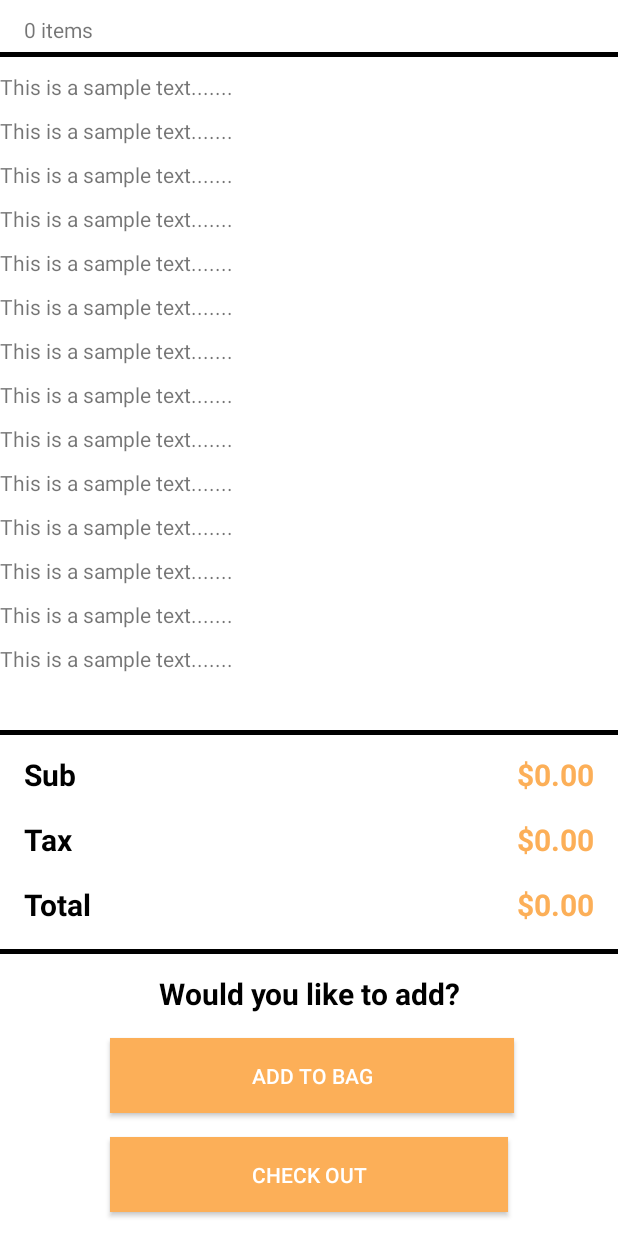
After one commit to mrdemz/FastFoodAndroidV2, an Android app: the layout activity_bagpopup.xml on its own in the app's theme, with its tools: preview values and no code run, on a phone screen of 412 x 824 dp. The commit adds this screen. Run offline under Robolectric (Android 15) with nearby library versions, the light colour scheme and no system bars.

Commit message:
BagActivity updated

```diff
--- a/app/src/main/AndroidManifest.xml
+++ b/app/src/main/AndroidManifest.xml
@@ -9,7 +9,8 @@
         android:roundIcon="@mipmap/ic_launcher_round"
         android:supportsRtl="true"
         android:theme="@style/AppTheme">
-        <activity android:name=".BagActivity"></activity>
+        <activity android:name=".BagPopUp" android:label="Your Bag" android:theme = "@style/AppTheme.bagPop"></activity>
+        <activity android:name=".BagActivity" />
         <activity android:name=".AboutActivity" />
         <activity android:name=".MenuActivity" />
         <activity android:name=".MainActivity">
--- /dev/null
+++ b/app/src/main/java/com/example/myproject/BagPopUp.java
@@ -0,0 +1,36 @@
+package com.example.myproject;
+
+import androidx.appcompat.app.AppCompatActivity;
+
+import android.content.Intent;
+import android.media.Image;
+import android.os.Bundle;
+import android.util.DisplayMetrics;
+import android.view.Gravity;
+import android.view.LayoutInflater;
+import android.view.View;
+import android.view.WindowManager;
+import android.widget.Button;
+import android.widget.ImageView;
+import android.widget.LinearLayout;
+
+public class BagPopUp extends AppCompatActivity {
+
+    @Override
+    protected void onCreate(Bundle savedInstanceState) {
+        super.onCreate(savedInstanceState);
+        setContentView(R.layout.activity_bagpopup);
+        DisplayMetrics dm = new DisplayMetrics();
+        getWindowManager().getDefaultDisplay().getMetrics(dm);
+        int width = dm.widthPixels;
+        int height = dm.heightPixels;
+
+        getWindow().setLayout((int)(width*.7),(int)(height*.7));
+        WindowManager.LayoutParams params = getWindow().getAttributes();
+        params.gravity = Gravity.CENTER;
+        params.x = 0;
+        params.y=-20;
+
+        getWindow().setAttributes(params);
+    }
+}
--- a/app/src/main/java/com/example/myproject/MenuActivity.java
+++ b/app/src/main/java/com/example/myproject/MenuActivity.java
@@ -1,17 +1,24 @@
 package com.example.myproject;
 
+import androidx.appcompat.app.AlertDialog;
 import androidx.appcompat.app.AppCompatActivity;
 
 import android.content.Intent;
 import android.media.Image;
 import android.os.Bundle;
+import android.view.Gravity;
 import android.view.LayoutInflater;
 import android.view.View;
 import android.widget.Button;
 import android.widget.ImageView;
 import android.widget.LinearLayout;
+import android.widget.PopupWindow;
+import android.widget.TextView;
 
 public class MenuActivity extends AppCompatActivity {
+    View[] view = new View[5];
+
+
 
     @Override
     protected void onCreate(Bundle savedInstanceState) {
@@ -22,16 +29,54 @@ public class MenuActivity extends AppCompatActivity {
         initAboutButton();
         initBagButton();
 
-        LinearLayout contents = findViewById(R.id.contents);
+
+
+
+
+
+        final LinearLayout contents = findViewById(R.id.contents);
         LayoutInflater inflater = LayoutInflater.from(this);
 
-        for (int i = 0;  i < 5; i++){
-            View view = inflater.inflate(R.layout.menu_image, contents, false);
-            ImageView imageView = view.findViewById(R.id.picture);
+        for (int i = 0; i < 5; i++) {
+            view[i] = inflater.inflate(R.layout.menu_image, contents, false);
+
+            ImageView imageView = view[i].findViewById(R.id.picture);
             imageView.setImageResource(R.drawable.ic_launcher_background);
-           contents.addView(view);
+            contents.addView(view[i]);
 
         }
+
+
+
+
+
+
+
+
+
+
+
+
+
+
+
+        for (int i = 0; i < view.length; i++) {
+            view[i].setOnClickListener(new View.OnClickListener() {
+                @Override
+                public void onClick(View v) {
+                    Intent intent = new Intent(MenuActivity.this, BagPopUp.class);
+
+
+                    startActivity(intent);
+
+                }
+            });
+
+        }
+
+
+
+
 
     }
 
@@ -122,4 +167,6 @@ public class MenuActivity extends AppCompatActivity {
         });
 
     }
+
+
 }
--- a/app/src/main/res/layout/activity_bag.xml
+++ b/app/src/main/res/layout/activity_bag.xml
@@ -17,7 +17,7 @@
         <ScrollView
             android:layout_width="match_parent"
             android:layout_height="0dp"
-            app:layout_constraintBottom_toTopOf="@+id/constraintLayout3"
+            app:layout_constraintBottom_toTopOf="@+id/amountConstraint"
             app:layout_constraintEnd_toEndOf="parent"
             app:layout_constraintStart_toStartOf="parent"
             app:layout_constraintTop_toBottomOf="@+id/constraintLayout2">
@@ -256,7 +256,7 @@
 
 
         <androidx.constraintlayout.widget.ConstraintLayout
-            android:id="@+id/constraintLayout3"
+            android:id="@+id/amountConstraint"
             android:layout_width="0dp"
             android:layout_height="wrap_content"
             android:background="#fff"
--- /dev/null
+++ b/app/src/main/res/layout/activity_bagpopup.xml
@@ -0,0 +1,311 @@
+<?xml version="1.0" encoding="utf-8"?>
+<androidx.constraintlayout.widget.ConstraintLayout  xmlns:android="http://schemas.android.com/apk/res/android"
+    xmlns:app="http://schemas.android.com/apk/res-auto"
+    xmlns:tools="http://schemas.android.com/tools"
+    android:layout_width="match_parent"
+    android:layout_height="match_parent"
+    android:background="#fff"
+    tools:context=".MainActivity">
+
+    <ScrollView
+        android:layout_width="match_parent"
+        android:layout_height="0dp"
+        app:layout_constraintBottom_toTopOf="@+id/constraintLayout5"
+        app:layout_constraintEnd_toEndOf="parent"
+        app:layout_constraintStart_toStartOf="parent"
+        app:layout_constraintTop_toBottomOf="@+id/constraintLayout3">
+
+        <LinearLayout
+            android:layout_width="match_parent"
+            android:layout_height="wrap_content"
+            android:orientation="vertical" >
+
+            <TextView
+                android:id="@+id/textView49"
+                android:layout_width="match_parent"
+                android:layout_height="wrap_content"
+                android:paddingTop="10dp"
+                android:text="@string/popSampleText" />
+
+            <TextView
+                android:id="@+id/textView50"
+                android:layout_width="match_parent"
+                android:layout_height="wrap_content"
+                android:paddingTop="10dp"
+                android:text="@string/popSampleText" />
+
+            <TextView
+                android:id="@+id/textView51"
+                android:layout_width="match_parent"
+                android:layout_height="wrap_content"
+                android:paddingTop="10dp"
+                android:text="@string/popSampleText" />
+
+            <TextView
+                android:id="@+id/textView52"
+                android:layout_width="match_parent"
+                android:layout_height="wrap_content"
+                android:paddingTop="10dp"
+                android:text="@string/popSampleText" />
+
+            <TextView
+                android:id="@+id/textView53"
+                android:layout_width="match_parent"
+                android:layout_height="wrap_content"
+                android:paddingTop="10dp"
+                android:text="@string/popSampleText" />
+
+            <TextView
+                android:id="@+id/textView54"
+                android:layout_width="match_parent"
+                android:layout_height="wrap_content"
+                android:paddingTop="10dp"
+                android:text="@string/popSampleText" />
+
+            <TextView
+                android:id="@+id/textView55"
+                android:layout_width="match_parent"
+                android:layout_height="wrap_content"
+                android:paddingTop="10dp"
+                android:text="@string/popSampleText" />
+
+            <TextView
+                android:id="@+id/textView56"
+                android:layout_width="match_parent"
+                android:layout_height="wrap_content"
+                android:paddingTop="10dp"
+                android:text="@string/popSampleText" />
+
+            <TextView
+                android:id="@+id/textView57"
+                android:layout_width="match_parent"
+                android:layout_height="wrap_content"
+                android:paddingTop="10dp"
+                android:text="@string/popSampleText" />
+
+            <TextView
+                android:id="@+id/textView58"
+                android:layout_width="match_parent"
+                android:layout_height="wrap_content"
+                android:paddingTop="10dp"
+                android:text="@string/popSampleText" />
+
+            <TextView
+                android:id="@+id/textView59"
+                android:layout_width="match_parent"
+                android:layout_height="wrap_content"
+                android:paddingTop="10dp"
+                android:text="@string/popSampleText" />
+
+            <TextView
+                android:id="@+id/textView60"
+                android:layout_width="match_parent"
+                android:layout_height="wrap_content"
+                android:paddingTop="10dp"
+                android:text="@string/popSampleText" />
+
+            <TextView
+                android:id="@+id/textView61"
+                android:layout_width="match_parent"
+                android:layout_height="wrap_content"
+                android:paddingTop="10dp"
+                android:text="@string/popSampleText" />
+
+            <TextView
+                android:id="@+id/textView62"
+                android:layout_width="match_parent"
+                android:layout_height="wrap_content"
+                android:paddingTop="10dp"
+                android:text="@string/popSampleText" />
+        </LinearLayout>
+    </ScrollView>
+
+    <androidx.constraintlayout.widget.ConstraintLayout
+        android:id="@+id/constraintLayout5"
+        android:layout_width="match_parent"
+        android:layout_height="wrap_content"
+        app:layout_constraintBottom_toTopOf="@+id/constraintLayout4">
+
+        <View
+            android:id="@+id/view4"
+            android:layout_width="wrap_content"
+            android:layout_height="3dp"
+            android:background="#000"
+            app:layout_constraintEnd_toEndOf="parent"
+            app:layout_constraintStart_toStartOf="parent"
+            app:layout_constraintTop_toTopOf="parent" />
+
+        <TextView
+            android:id="@+id/textView43"
+            android:layout_width="wrap_content"
+            android:layout_height="wrap_content"
+            android:layout_marginStart="16dp"
+            android:layout_marginLeft="16dp"
+            android:layout_marginTop="16dp"
+            android:layout_marginBottom="16dp"
+            android:text="@string/popSubLabel"
+            android:textColor="#000"
+            android:textSize="20sp"
+            android:textStyle="bold"
+            app:layout_constraintBottom_toTopOf="@+id/textView44"
+            app:layout_constraintStart_toStartOf="parent"
+            app:layout_constraintTop_toTopOf="parent" />
+
+        <TextView
+            android:id="@+id/textView44"
+            android:layout_width="wrap_content"
+            android:layout_height="wrap_content"
+            android:layout_marginStart="16dp"
+            android:layout_marginLeft="16dp"
+            android:layout_marginBottom="16dp"
+            android:text="@string/popTaxLabel"
+            android:textColor="#000"
+            android:textSize="20sp"
+            android:textStyle="bold"
+            app:layout_constraintBottom_toTopOf="@+id/textView45"
+            app:layout_constraintStart_toStartOf="parent" />
+
+        <TextView
+            android:id="@+id/textView45"
+            android:layout_width="wrap_content"
+            android:layout_height="wrap_content"
+            android:layout_marginStart="16dp"
+            android:layout_marginLeft="16dp"
+            android:layout_marginBottom="16dp"
+            android:text="@string/popTotalLabel"
+            android:textColor="#000"
+            android:textSize="20sp"
+            android:textStyle="bold"
+            app:layout_constraintBottom_toBottomOf="parent"
+            app:layout_constraintStart_toStartOf="parent" />
+
+        <TextView
+            android:id="@+id/textView46"
+            android:layout_width="wrap_content"
+            android:layout_height="wrap_content"
+            android:layout_marginEnd="16dp"
+            android:layout_marginRight="16dp"
+            android:text="@string/popSubValue"
+            android:textColor="#FCAF58"
+            android:textSize="20sp"
+            android:textStyle="bold"
+            app:layout_constraintBaseline_toBaselineOf="@id/textView43"
+            app:layout_constraintEnd_toEndOf="parent" />
+
+        <TextView
+            android:id="@+id/textView47"
+            android:layout_width="wrap_content"
+            android:layout_height="wrap_content"
+            android:layout_marginEnd="16dp"
+            android:layout_marginRight="16dp"
+            android:text="@string/popTaxValue"
+            android:textColor="#FCAF58"
+            android:textSize="20sp"
+            android:textStyle="bold"
+            app:layout_constraintBaseline_toBaselineOf="@id/textView44"
+            app:layout_constraintEnd_toEndOf="parent" />
+
+        <TextView
+            android:id="@+id/textView48"
+            android:layout_width="wrap_content"
+            android:layout_height="wrap_content"
+            android:layout_marginEnd="16dp"
+            android:layout_marginRight="16dp"
+            android:text="@string/popTotalValue"
+            android:textColor="#FCAF58"
+            android:textSize="20sp"
+            android:textStyle="bold"
+            app:layout_constraintBaseline_toBaselineOf="@id/textView45"
+            app:layout_constraintEnd_toEndOf="parent" />
+    </androidx.constraintlayout.widget.ConstraintLayout>
+
+    <androidx.constraintlayout.widget.ConstraintLayout
+        android:id="@+id/constraintLayout4"
+        android:layout_width="match_parent"
+        android:layout_height="wrap_content"
+        app:layout_constraintBottom_toBottomOf="parent"
+        app:layout_constraintEnd_toEndOf="parent"
+        app:layout_constraintStart_toStartOf="parent">
+
+        <View
+            android:id="@+id/view3"
+            android:layout_width="wrap_content"
+            android:layout_height="3dp"
+            android:background="#000"
+            app:layout_constraintEnd_toEndOf="parent"
+            app:layout_constraintStart_toStartOf="parent"
+            app:layout_constraintTop_toTopOf="parent" />
+
+        <Button
+            android:id="@+id/button5"
+            android:layout_width="265dp"
+            android:layout_height="50dp"
+            android:layout_marginBottom="16dp"
+            android:background="#FCAF58"
+            android:text="@string/popCheckOutButton"
+            android:textColor="#fff"
+            app:layout_constraintBottom_toBottomOf="parent"
+            app:layout_constraintEnd_toEndOf="parent"
+            app:layout_constraintStart_toStartOf="parent" />
+
+        <Button
+            android:id="@+id/button6"
+            android:layout_width="269dp"
+            android:layout_height="50dp"
+            android:layout_marginBottom="16dp"
+            android:background="#FCAF58"
+            android:text="@string/popAddButton"
+            android:textColor="#fff"
+            app:layout_constraintBottom_toTopOf="@+id/button5"
+            app:layout_constraintEnd_toEndOf="parent"
+            app:layout_constraintHorizontal_bias="0.516"
+            app:layout_constraintStart_toStartOf="parent" />
+
+        <TextView
+            android:id="@+id/textView42"
+            android:layout_width="wrap_content"
+            android:layout_height="wrap_content"
+            android:layout_marginTop="16dp"
+            android:layout_marginBottom="16dp"
+            android:text="@string/addString"
+            android:textColor="#000"
+            android:textSize="20sp"
+            android:textStyle="bold"
+            app:layout_constraintBottom_toTopOf="@+id/button6"
+            app:layout_constraintEnd_toEndOf="parent"
+            app:layout_constraintStart_toStartOf="parent"
+            app:layout_constraintTop_toTopOf="parent" />
+    </androidx.constraintlayout.widget.ConstraintLayout>
+
+    <androidx.constraintlayout.widget.ConstraintLayout
+        android:id="@+id/constraintLayout3"
+        android:layout_width="match_parent"
+        android:layout_height="wrap_content"
+        app:layout_constraintEnd_toEndOf="parent"
+        app:layout_constraintStart_toStartOf="parent"
+        app:layout_constraintTop_toTopOf="parent">
+
+        <View
+            android:id="@+id/view2"
+            android:layout_width="wrap_content"
+            android:layout_height="3dp"
+            android:background="#000"
+            app:layout_constraintBottom_toBottomOf="parent"
+            app:layout_constraintEnd_toEndOf="parent"
+            app:layout_constraintStart_toStartOf="parent" />
+
+        <TextView
+            android:id="@+id/textView41"
+            android:layout_width="65dp"
+            android:layout_height="18dp"
+            android:layout_marginStart="16dp"
+            android:layout_marginLeft="16dp"
+            android:layout_marginTop="10dp"
+            android:layout_marginBottom="10dp"
+            android:text="@string/popUpNumItems"
+            app:layout_constraintBottom_toBottomOf="parent"
+            app:layout_constraintStart_toStartOf="parent"
+            app:layout_constraintTop_toTopOf="parent" />
+    </androidx.constraintlayout.widget.ConstraintLayout>
+
+</androidx.constraintlayout.widget.ConstraintLayout>
--- a/app/src/main/res/layout/activity_menu.xml
+++ b/app/src/main/res/layout/activity_menu.xml
@@ -2,6 +2,7 @@
 <androidx.constraintlayout.widget.ConstraintLayout xmlns:android="http://schemas.android.com/apk/res/android"
     xmlns:app="http://schemas.android.com/apk/res-auto"
     xmlns:tools="http://schemas.android.com/tools"
+    android:id="@+id/menuConstraint"
     android:layout_width="match_parent"
     android:layout_height="match_parent"
     android:background="@drawable/gradient"
--- a/app/src/main/res/values/strings.xml
+++ b/app/src/main/res/values/strings.xml
@@ -24,6 +24,17 @@ The rich, creamy taste of cheese. The sweetness of the hamburger buns.
     <string name="subTotalValue">$0.00</string>
     <string name="taxValue">$0.00</string>
     <string name="totalValue">$0.00</string>
+    <string name="popUpNumItems">0 items</string>
+    <string name="addString">Would you like to add?</string>
+    <string name="popAddButton">Add to Bag</string>
+    <string name="popCheckOutButton">Check Out</string>
+    <string name="popSubLabel">Sub</string>
+    <string name="popTaxLabel">Tax</string>
+    <string name="popTotalLabel">Total</string>
+    <string name="popSubValue">$0.00</string>
+    <string name="popTaxValue">$0.00</string>
+    <string name="popTotalValue">$0.00</string>
+    <string name="popSampleText">This is a sample text.......</string>
 
 
 </resources>
--- a/app/src/main/res/values/styles.xml
+++ b/app/src/main/res/values/styles.xml
@@ -6,5 +6,9 @@
         <item name="colorPrimaryDark">@color/colorPrimaryDark</item>
         <item name="colorAccent">@color/colorAccent</item>
     </style>
+    <style name="AppTheme.bagPop">
+        <item name="android:windowIsTranslucent">true</item>
+        <item name = "android:windowCloseOnTouchOutside">true</item>
+    </style>
 
 </resources>
```
